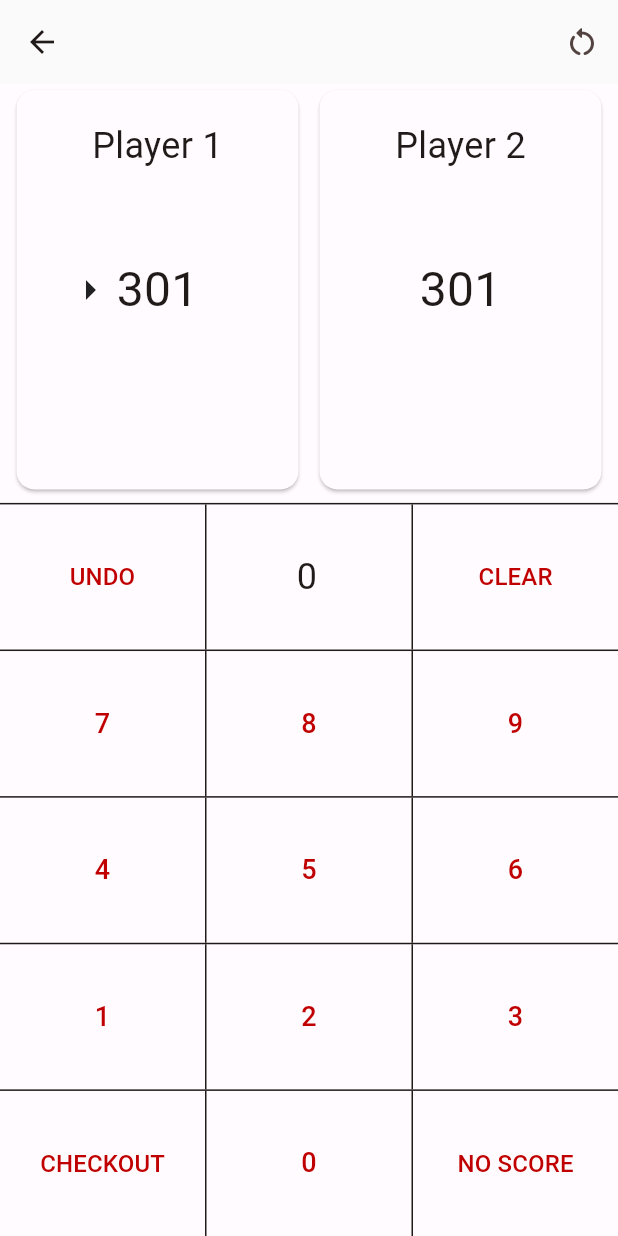
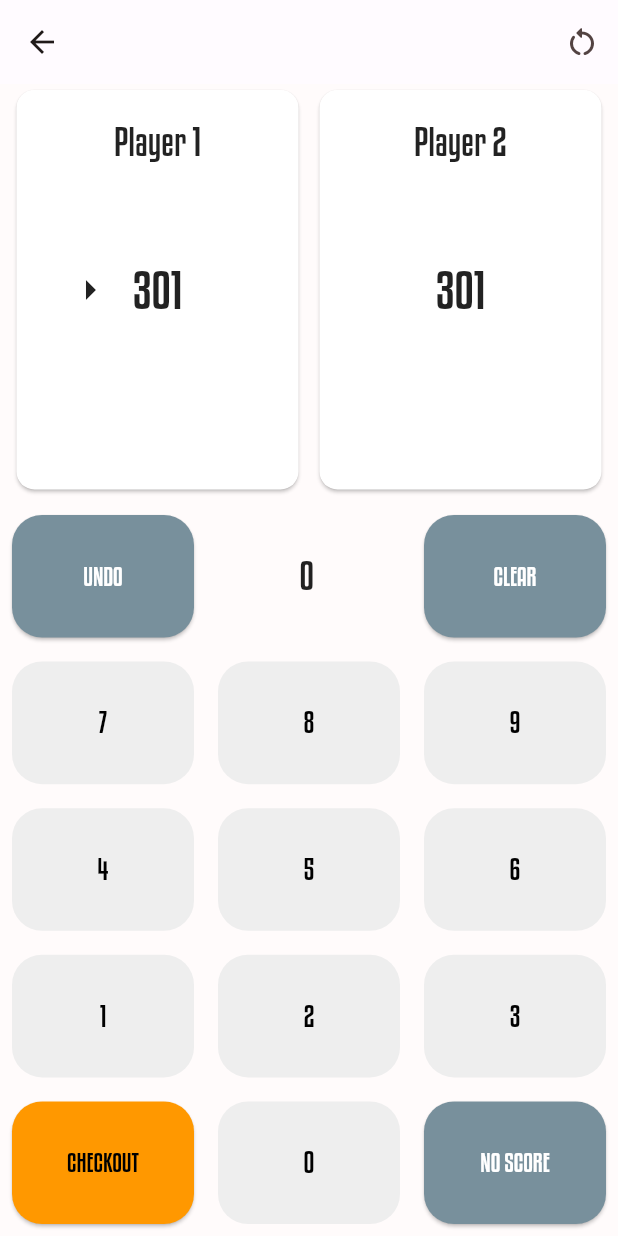
Before and after one commit to rejy11/darts_counter, a Flutter app: the GamePage screen opened directly, on a phone screen of 412 x 824 dp. Run offline on Flutter 3.47's test engine with Material 2 defaults, Android fonts, the phone set to English and light mode, and no system bars; our stand-ins replace community_material_icon, dropdown_button2, equatable, flutter_riverpod; missing offline and left inert: window_size.

Commit message:
some style changes

```diff
--- a/lib/pages/game_page.dart
+++ b/lib/pages/game_page.dart
@@ -40,6 +40,8 @@ class _GamePageState extends ConsumerState<GamePage> {
             height: double.infinity,
           ),
           child: Card(
+            elevation: 1,
+            color: Colors.white,
             child: Stack(
               children: [
                 Positioned(
@@ -100,29 +102,45 @@ class _GamePageState extends ConsumerState<GamePage> {
       child: SizedBox(
         width: double.infinity,
         height: double.infinity,
+        child: Padding(
+          padding: const EdgeInsets.all(8.0),
           child: TextButton(
-          style: TextButton.styleFrom(shape: const RoundedRectangleBorder()),
             onPressed: () {
               ref.read(gameController.notifier).updateNewScore(value);
             },
+            style: TextButton.styleFrom(
+              shape: RoundedRectangleBorder(
+                borderRadius: BorderRadius.circular(20),
+              ),
+              side: const BorderSide(width: 0, color: Colors.transparent),
+              backgroundColor: Colors.grey[200],
+              foregroundColor: Colors.black,
+            ),
             child: Text(
               value.toString(),
               style: const TextStyle(fontSize: 18),
             ),
           ),
         ),
+      ),
     );
   }
 
-  Widget buildActionButton(String actionText, Function()? action) {
+  Widget buildActionButton(String actionText, Function()? action, {Color? backgroundColor, Color? foregroundColor}) {
     return Flexible(
       child: SizedBox(
         width: double.infinity,
         height: double.infinity,
-        child: TextButton(
-          style: TextButton.styleFrom(
-            shape: const RoundedRectangleBorder(),
-
+        child: Padding(
+          padding: const EdgeInsets.all(8.0),
+          child: ElevatedButton(
+            style: ElevatedButton.styleFrom(
+              shape: RoundedRectangleBorder(
+                borderRadius: BorderRadius.circular(20),
+              ),
+              side: const BorderSide(color: Colors.transparent, width: 0),
+              backgroundColor: backgroundColor ?? Colors.blueGrey[400],
+              foregroundColor: foregroundColor ?? Colors.white,
             ),
             onPressed: action,
             child: Text(
@@ -131,12 +149,16 @@ class _GamePageState extends ConsumerState<GamePage> {
             ),
           ),
         ),
+      ),
     );
   }
 
   Widget buildNewScoreView() {
     return Flexible(
-      child: SizedBox(
+      child: Column(
+        mainAxisAlignment: MainAxisAlignment.center,
+        children: [
+          SizedBox(
             width: double.infinity,
             child: TextField(
               controller: _newScoreController,
@@ -147,6 +169,9 @@ class _GamePageState extends ConsumerState<GamePage> {
               style: const TextStyle(fontSize: 24),
               readOnly: true,
             ),
+          ),
+          // const Divider(indent: 40, endIndent: 40, color: Colors.black38,),
+        ],
       ),
     );
   }
@@ -274,7 +299,6 @@ class _GamePageState extends ConsumerState<GamePage> {
               ),
               child: Column(
                 children: [
-                  const Divider(height: 1),
                   Expanded(
                     child: Row(
                       mainAxisAlignment: MainAxisAlignment.spaceEvenly,
@@ -284,9 +308,7 @@ class _GamePageState extends ConsumerState<GamePage> {
                             () => ref
                                 .read(gameController.notifier)
                                 .undoPreviousScore()),
-                        const VerticalDivider(width: 1),
                         buildNewScoreView(),
-                        const VerticalDivider(width: 1),
                         buildActionButton(
                             'CLEAR',
                             () => ref
@@ -295,59 +317,50 @@ class _GamePageState extends ConsumerState<GamePage> {
                       ],
                     ),
                   ),
-                  const Divider(height: 1),
                   Expanded(
                     child: Row(
                       mainAxisAlignment: MainAxisAlignment.spaceEvenly,
                       children: [
                         buildNumberButton(7),
-                        const VerticalDivider(width: 1),
                         buildNumberButton(8),
-                        const VerticalDivider(width: 1),
                         buildNumberButton(9),
                       ],
                     ),
                   ),
-                  const Divider(height: 1),
+                  // const Divider(height: 1),
                   Expanded(
                     child: Row(
                       mainAxisAlignment: MainAxisAlignment.spaceEvenly,
                       children: [
                         buildNumberButton(4),
-                        const VerticalDivider(width: 1),
                         buildNumberButton(5),
-                        const VerticalDivider(width: 1),
                         buildNumberButton(6),
                       ],
                     ),
                   ),
-                  const Divider(height: 1),
                   Expanded(
                     child: Row(
                       mainAxisAlignment: MainAxisAlignment.spaceEvenly,
                       children: [
                         buildNumberButton(1),
-                        const VerticalDivider(width: 1),
                         buildNumberButton(2),
-                        const VerticalDivider(width: 1),
                         buildNumberButton(3),
                       ],
                     ),
                   ),
-                  const Divider(height: 1),
                   Expanded(
                     child: Row(
                       mainAxisAlignment: MainAxisAlignment.spaceEvenly,
                       children: [
                         buildActionButton(
                           'CHECKOUT',
+                          backgroundColor: Colors.orange,
+                          foregroundColor: Colors.black,
                           () => ref
                               .read(gameController.notifier)
                               .checkoutPlayer(game.throwingPlayer.id),
                         ),
-                        const VerticalDivider(width: 1),
                         buildNumberButton(0),
-                        const VerticalDivider(width: 1),
                         buildActionButton(
                           game.newScore > 0 ? 'OK' : 'NO SCORE',
                           () => ref
--- a/lib/providers/game_state.dart
+++ b/lib/providers/game_state.dart
@@ -115,9 +115,10 @@ class GameNotifier extends StateNotifier<Game> {
     final player = state.players
         .firstWhere((element) => element.id != state.throwingPlayer.id);
 
-    if (state.previousScores[player.id]!.isEmpty) {
+    if(!state.previousScores.containsKey(player.id) || state.previousScores[player.id]!.isEmpty){
       return;
     }
+
 
     final updatedPreviousScoresMap =
         Map<int, List<int>>.from(state.previousScores);
@@ -139,6 +140,7 @@ class GameNotifier extends StateNotifier<Game> {
             i,
             updatedPlayersList[i].copyWith(
               remainingScore: player.remainingScore + previousScore,
+              checkout: _getCheckout(player.remainingScore + previousScore),
             ),
           );
         }
@@ -178,6 +180,6 @@ class GameNotifier extends StateNotifier<Game> {
 
   String? _getCheckout(int remainingScore){
     final checkout = checkoutMap[remainingScore];
-    return checkout;
+    return checkout ?? "";
   }
 }
--- a/lib/theme/color_scheme.dart
+++ b/lib/theme/color_scheme.dart
@@ -2,64 +2,64 @@ import 'package:flutter/material.dart';
 
 const lightColorScheme = ColorScheme(
   brightness: Brightness.light,
-  primary: Color(0xFFC00000),
+  primary: Color(0xFFf44336),
   onPrimary: Color(0xFFFFFFFF),
-  primaryContainer: Color(0xFFFFDAD4),
-  onPrimaryContainer: Color(0xFF410000),
-  secondary: Color(0xFF835400),
+  primaryContainer: Color(0xFFFFDAD6),
+  onPrimaryContainer: Color(0xFF410003),
+  secondary: Color(0xFF785900),
   onSecondary: Color(0xFFFFFFFF),
-  secondaryContainer: Color(0xFFFFDDB5),
-  onSecondaryContainer: Color(0xFF2A1800),
-  tertiary: Color(0xFF705C2E),
+  secondaryContainer: Color(0xFFFFDF9E),
+  onSecondaryContainer: Color(0xFF261A00),
+  tertiary: Color(0xFF725B2E),
   onTertiary: Color(0xFFFFFFFF),
-  tertiaryContainer: Color(0xFFFBDFA6),
-  onTertiaryContainer: Color(0xFF251A00),
+  tertiaryContainer: Color(0xFFFEDEA6),
+  onTertiaryContainer: Color(0xFF261900),
   error: Color(0xFFBA1A1A),
   errorContainer: Color(0xFFFFDAD6),
   onError: Color(0xFFFFFFFF),
   onErrorContainer: Color(0xFF410002),
-  background: Color(0xFFFFFBFF),
+  background: Color.fromARGB(255, 255, 251, 251),
   onBackground: Color(0xFF201A19),
   surface: Color(0xFFFFFBFF),
   onSurface: Color(0xFF201A19),
-  surfaceVariant: Color(0xFFF5DDDA),
-  onSurfaceVariant: Color(0xFF534341),
-  outline: Color(0xFF857370),
+  surfaceVariant: Color(0xFFF5DDDB),
+  onSurfaceVariant: Color(0xFF534342),
+  outline: Color(0xFF857371),
   onInverseSurface: Color(0xFFFBEEEC),
   inverseSurface: Color(0xFF362F2E),
-  inversePrimary: Color(0xFFFFB4A8),
+  inversePrimary: Color(0xFFFFB3AC),
   shadow: Color(0xFF000000),
-  surfaceTint: Color(0xFFC00000),
+  surfaceTint: Color(0xFFBA1A20),
 );
 
 const darkColorScheme = ColorScheme(
   brightness: Brightness.dark,
-  primary: Color(0xFFFFB4A8),
-  onPrimary: Color(0xFF690000),
-  primaryContainer: Color(0xFF930000),
-  onPrimaryContainer: Color(0xFFFFDAD4),
-  secondary: Color(0xFFFFB957),
-  onSecondary: Color(0xFF462B00),
-  secondaryContainer: Color(0xFF643F00),
-  onSecondaryContainer: Color(0xFFFFDDB5),
-  tertiary: Color(0xFFDEC48C),
-  onTertiary: Color(0xFF3E2E04),
-  tertiaryContainer: Color(0xFF564419),
-  onTertiaryContainer: Color(0xFFFBDFA6),
+  primary: Color(0xFF99CBFF),
+  onPrimary: Color(0xFF003355),
+  primaryContainer: Color(0xFF004A78),
+  onPrimaryContainer: Color(0xFFCFE5FF),
+  secondary: Color(0xFFFABD00),
+  onSecondary: Color(0xFF3F2E00),
+  secondaryContainer: Color(0xFF5B4300),
+  onSecondaryContainer: Color(0xFFFFDF9E),
+  tertiary: Color(0xFF51D7EE),
+  onTertiary: Color(0xFF00363E),
+  tertiaryContainer: Color(0xFF004E59),
+  onTertiaryContainer: Color(0xFF9FEFFF),
   error: Color(0xFFFFB4AB),
   errorContainer: Color(0xFF93000A),
   onError: Color(0xFF690005),
   onErrorContainer: Color(0xFFFFDAD6),
-  background: Color(0xFF201A19),
-  onBackground: Color(0xFFEDE0DD),
-  surface: Color(0xFF201A19),
-  onSurface: Color(0xFFEDE0DD),
-  surfaceVariant: Color(0xFF534341),
-  onSurfaceVariant: Color(0xFFD8C2BE),
-  outline: Color(0xFFA08C89),
-  onInverseSurface: Color(0xFF201A19),
-  inverseSurface: Color(0xFFEDE0DD),
-  inversePrimary: Color(0xFFC00000),
+  background: Color(0xFF1A1C1E),
+  onBackground: Color(0xFFE2E2E5),
+  surface: Color(0xFF1A1C1E),
+  onSurface: Color(0xFFE2E2E5),
+  surfaceVariant: Color(0xFF42474E),
+  onSurfaceVariant: Color(0xFFC2C7CF),
+  outline: Color(0xFF8C9199),
+  onInverseSurface: Color(0xFF1A1C1E),
+  inverseSurface: Color(0xFFE2E2E5),
+  inversePrimary: Color(0xFF00629E),
   shadow: Color(0xFF000000),
-  surfaceTint: Color(0xFFFFB4A8),
+  surfaceTint: Color(0xFF99CBFF),
 );
```
Also changed, not shown: lib/main.dart (+12 -6 lines), lib/pages/game_settings_page.dart (+15 -7 lines), pubspec.yaml (+11 -13 lines), fonts/kenyan coffee bd it.ttf (added), fonts/kenyan coffee bd.ttf (added), fonts/kenyan coffee rg it.ttf (added), fonts/kenyan coffee rg.ttf (added). Lines whose indentation alone changed are shown as unchanged.
